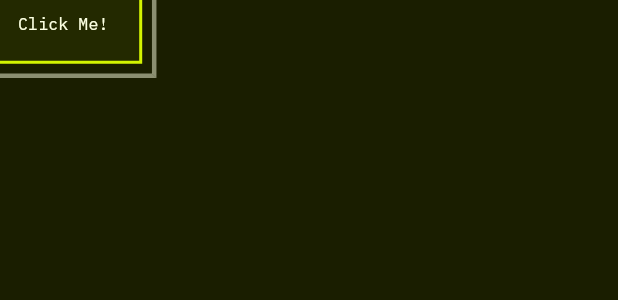
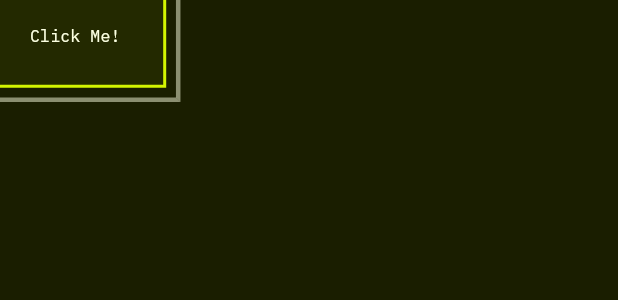
Before and after one commit to carbonanik/portfolio, a Flutter app: the CornerCutButton widget shown alone on an empty page, opened directly, on a phone screen of 412 x 824 dp. Shown: the top 300 px of the screen. Run offline on Flutter 3.47's test engine with Material 3 defaults, Android fonts, the light colour scheme and no system bars; our stand-ins replace auto_route, eva_icons_flutter, flutter_riverpod, shared_preferences, supercharged; missing offline and left inert: code_text_field, dart:html, flutter_gallery_3d, highlight, sa4_migration_kit, smooth_scroll_multiplatform; accounts and stored records are empty; statements that could not run were skipped.

Commit message:
🐞 bug fix

```diff
--- a/lib/features/common/ui/widgets/corner_cut_style_button.dart
+++ b/lib/features/common/ui/widgets/corner_cut_style_button.dart
@@ -154,8 +154,8 @@ class _CornerCutButtonState extends State<CornerCutButton> with TickerProviderSt
                   child: Padding(
                     padding: widget.padding ??
                         EdgeInsets.symmetric(
-                          vertical: widget.child != null ? 8.0 : 10.0,
-                          horizontal: widget.child != null ? 8.0 : 10.0,
+                          vertical: widget.child != null ? 8.0 : 18.0,
+                          horizontal: widget.child != null ? 8.0 : 18.0,
                         ),
                     child: widget.child != null && widget.text != null
                         ? Row(
--- a/lib/features/projects/ui/widgets/project_item.dart
+++ b/lib/features/projects/ui/widgets/project_item.dart
@@ -110,7 +110,7 @@ class _ProjectItemViewState extends State<ProjectItemView> with TickerProviderSt
           //   ),
           // ),
           child: Padding(
-            padding: EdgeInsets.symmetric(horizontal: context.responsiveSize(desktop: 40), vertical: context.responsiveSize(desktop: 20)),
+            padding: EdgeInsets.symmetric(horizontal: context.responsiveSize(desktop: 40), vertical: context.responsiveSize(desktop: 40)),
             child: Row(
               mainAxisAlignment: MainAxisAlignment.center,
               crossAxisAlignment: CrossAxisAlignment.center,
@@ -225,7 +225,7 @@ class _ProjectItemViewState extends State<ProjectItemView> with TickerProviderSt
               );
             },
             fontSize: context.responsiveSize(desktop: 18),
-            padding: EdgeInsets.all(context.responsiveSize(desktop: 14)),
+            // padding: EdgeInsets.all(context.responsiveSize(desktop: 14)),
             cornerCutRadius: context.responsiveSize(desktop: 18),
             elevation: context.responsiveSize(desktop: 10),
           )
--- a/lib/main.dart
+++ b/lib/main.dart
@@ -66,6 +66,7 @@ class MyApp extends StatelessWidget {
 // dart pub global activate flutterfire_cli
 // export PATH="$PATH":"$HOME/.pub-cache/bin"
 // firebase login
+// add firebase_core to pubspec.yaml
 // flutterfire configure
 // git ignore
 // firebase experiments:enable webframeworks
--- a/pubspec.yaml
+++ b/pubspec.yaml
@@ -55,6 +55,7 @@ dependencies:
   riverpod: ^2.4.9
   flutter_riverpod: ^2.4.9
   shared_preferences: ^2.2.2
+  firebase_core: ^2.24.2
   # dart pub global activate flutter_gen
   # flutter packages pub run build_runner build
   # flutter_staggered_animations: ^1.1.1
```
Also changed, not shown: pubspec.lock, 4 other files.
